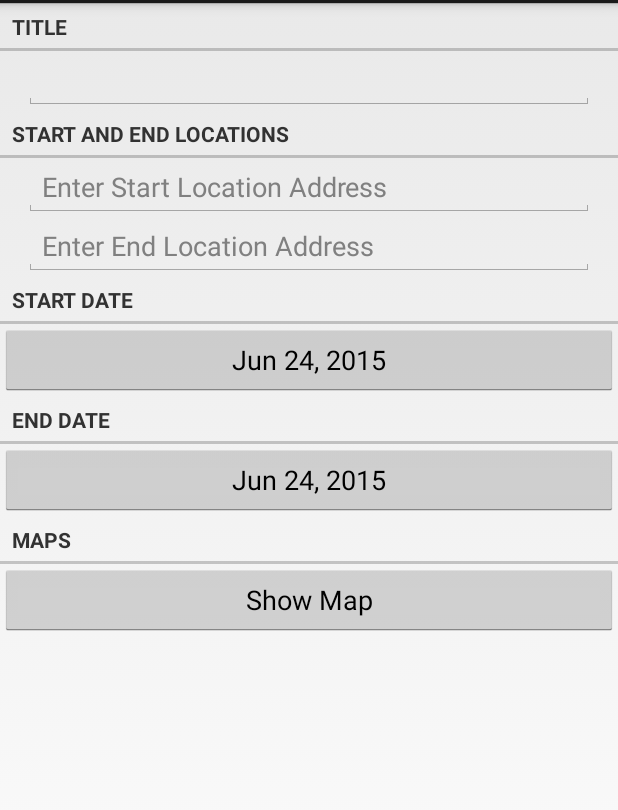
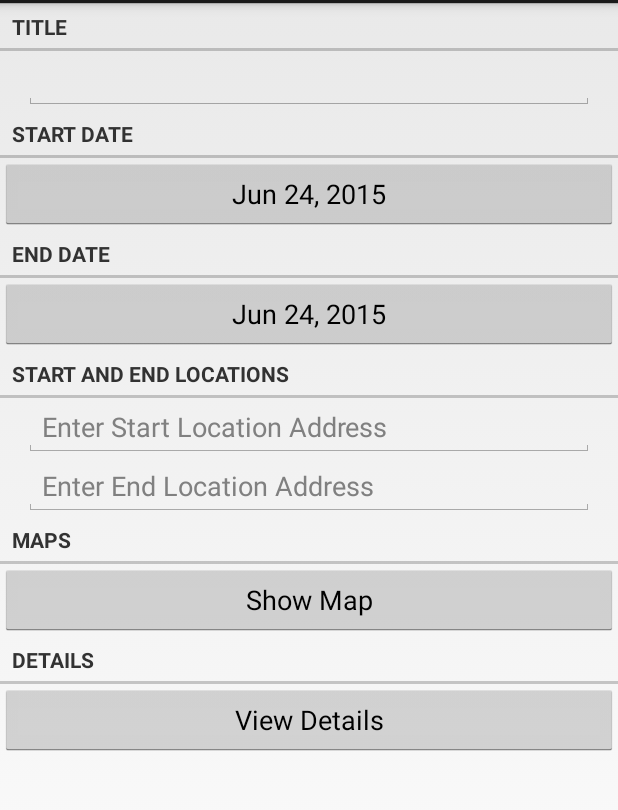
Before and after one commit to andrewszw/TravelLoger, an Android app: the screen it shows after launch (LogActivity), after a tap on "New Trip", on a phone screen of 412 x 824 dp, the part 69-879 px from its top. Run offline under Robolectric (Android 15) with nearby library versions, the phone set to English and light mode, and no system bars.

Commit message:
finished up to presentation status

```diff
--- a/app/src/main/AndroidManifest.xml
+++ b/app/src/main/AndroidManifest.xml
@@ -37,6 +37,7 @@
         <meta-data
             android:name="com.google.android.maps.v2.API_KEY"
             android:value="AIzaSyDINDWbwGaAS_CCAa4RfGb0HCxp10Oj4qo" />
+        <activity android:name=".TripDetailActivity" />
     </application>
 
 </manifest>
--- a/app/src/main/java/com/example/andrewszw/travellogger/LogFragment.java
+++ b/app/src/main/java/com/example/andrewszw/travellogger/LogFragment.java
@@ -22,11 +22,7 @@ import android.view.ViewGroup;
 import android.widget.Button;
 import android.widget.EditText;
 
-import java.io.IOException;
-import java.lang.reflect.Array;
 import java.util.Date;
-import java.util.List;
-import java.util.Locale;
 import java.util.UUID;
 
 /**
@@ -51,7 +47,7 @@ public class LogFragment extends Fragment {
     private EditText mStartLocationField;
     private EditText mEndLocationField;
     private EditText mTitleField;
-    private Button mStartDateButton, mEndDateButton, mMapButton;
+    private Button mStartDateButton, mEndDateButton, mMapButton, mDetailButton;
 
     public static LogFragment newInstance(UUID logId) {
         Bundle args = new Bundle();
@@ -180,6 +176,16 @@ public class LogFragment extends Fragment {
             }
         });
 
+        mDetailButton = (Button)v.findViewById(R.id.detail);
+        mDetailButton.setOnClickListener(new View.OnClickListener() {
+            @Override
+            public void onClick(View v) {
+                Intent i = new Intent(getActivity(), TripDetailActivity.class);
+                i.putExtra(TripDetailFragment.EXTRA_LOG_ID, mLogger.getUUID());
+                startActivity(i);
+            }
+        });
+
         return v;
     }
 
--- /dev/null
+++ b/app/src/main/res/layout-land/fragment_log.xml
@@ -0,0 +1,103 @@
+<?xml version="1.0" encoding="utf-8"?>
+<LinearLayout xmlns:android="http://schemas.android.com/apk/res/android"
+    android:layout_width="match_parent"
+    android:layout_height="wrap_content"
+    android:orientation="vertical" >
+
+    <TextView
+        android:layout_width="match_parent"
+        android:layout_height="wrap_content"
+        android:text="@string/title_label"
+        style="?android:listSeparatorTextViewStyle"/>
+
+    <EditText
+        android:id="@+id/title"
+        android:layout_width="match_parent"
+        android:layout_height="wrap_content"
+        android:layout_marginLeft="16dp"
+        android:layout_marginRight="16dp"
+        android:text="@string/title_hint"/>
+
+    <TextView
+        android:layout_width="match_parent"
+        android:layout_height="wrap_content"
+        android:text="@string/date_information"
+        style="?android:listSeparatorTextViewStyle" />
+
+    <LinearLayout
+        android:layout_width="match_parent"
+        android:layout_height="wrap_content"
+        android:layout_marginLeft="16dp"
+        android:layout_marginRight="16dp" >
+
+        <Button
+            android:id="@+id/date_startButton"
+            android:layout_width="wrap_content"
+            android:layout_height="wrap_content"
+            android:layout_weight="1" />
+
+        <Button
+            android:id="@+id/date_endButton"
+            android:layout_width="wrap_content"
+            android:layout_height="wrap_content"
+            android:layout_weight="1" />
+
+    </LinearLayout>
+
+    <TextView
+        android:layout_width="match_parent"
+        android:layout_height="wrap_content"
+        android:text="@string/locations"
+        style="?android:listSeparatorTextViewStyle" />
+
+    <LinearLayout
+        android:layout_width="match_parent"
+        android:layout_height="wrap_content"
+        android:layout_marginLeft="16dp"
+        android:layout_marginRight="16dp">
+
+        <EditText
+            android:id="@+id/start_location"
+            android:layout_width="match_parent"
+            android:layout_height="wrap_content"
+            android:layout_weight="1"
+            android:hint="@string/start_location_hint" />
+
+        <EditText
+            android:id="@+id/end_location"
+            android:layout_width="match_parent"
+            android:layout_height="wrap_content"
+            android:layout_weight="1"
+            android:hint="@string/end_location_hint" />
+
+    </LinearLayout>
+
+    <TextView
+        android:layout_width="match_parent"
+        android:layout_height="wrap_content"
+        android:text="@string/maps_details"
+        style="?android:listSeparatorTextViewStyle" />
+
+    <LinearLayout
+        android:layout_width="match_parent"
+        android:layout_height="wrap_content"
+        android:layout_marginLeft="16dp"
+        android:layout_marginRight="16dp" >
+
+        <Button
+            android:id="@+id/map"
+            android:layout_width="wrap_content"
+            android:layout_height="wrap_content"
+            android:layout_weight="1"
+            android:text="@string/create_map" />
+
+        <Button
+            android:id="@+id/detail"
+            android:layout_width="wrap_content"
+            android:layout_height="wrap_content"
+            android:layout_weight="1"
+            android:text="@string/view_details" />
+
+    </LinearLayout>
+
+</LinearLayout>
--- a/app/src/main/res/layout/fragment_log.xml
+++ b/app/src/main/res/layout/fragment_log.xml
@@ -17,28 +17,6 @@
         android:layout_marginLeft="16dp"
         android:layout_marginRight="16dp"
         android:text="@string/title_hint"/>
-
-    <TextView
-        android:layout_width="match_parent"
-        android:layout_height="wrap_content"
-        android:text="@string/locations"
-        style="?android:listSeparatorTextViewStyle" />
-
-    <EditText
-        android:id="@+id/start_location"
-        android:layout_width="match_parent"
-        android:layout_height="wrap_content"
-        android:layout_marginLeft="16dp"
-        android:layout_marginRight="16dp"
-        android:hint="@string/start_location_hint" />
-
-    <EditText
-        android:id="@+id/end_location"
-        android:layout_width="match_parent"
-        android:layout_height="wrap_content"
-        android:layout_marginLeft="16dp"
-        android:layout_marginRight="16dp"
-        android:hint="@string/end_location_hint" />
 
     <TextView
         android:layout_width="match_parent"
@@ -67,6 +45,28 @@
     <TextView
         android:layout_width="match_parent"
         android:layout_height="wrap_content"
+        android:text="@string/locations"
+        style="?android:listSeparatorTextViewStyle" />
+
+    <EditText
+        android:id="@+id/start_location"
+        android:layout_width="match_parent"
+        android:layout_height="wrap_content"
+        android:layout_marginLeft="16dp"
+        android:layout_marginRight="16dp"
+        android:hint="@string/start_location_hint" />
+
+    <EditText
+        android:id="@+id/end_location"
+        android:layout_width="match_parent"
+        android:layout_height="wrap_content"
+        android:layout_marginLeft="16dp"
+        android:layout_marginRight="16dp"
+        android:hint="@string/end_location_hint" />
+
+    <TextView
+        android:layout_width="match_parent"
+        android:layout_height="wrap_content"
         android:text="@string/maps"
         style="?android:listSeparatorTextViewStyle" />
 
@@ -77,4 +77,17 @@
         android:layout_weight="2"
         android:text="@string/create_map" />
 
+    <TextView
+        android:layout_width="match_parent"
+        android:layout_height="wrap_content"
+        android:text="@string/details"
+        style="?android:listSeparatorTextViewStyle" />
+
+    <Button
+        android:id="@+id/detail"
+        android:layout_width="match_parent"
+        android:layout_height="wrap_content"
+        android:layout_weight="2"
+        android:text="@string/view_details" />
+
 </LinearLayout>
--- a/app/src/main/res/values/strings.xml
+++ b/app/src/main/res/values/strings.xml
@@ -17,4 +17,13 @@
     <string name="end_date_picker_title">End Date:</string>
     <string name="new_trip">New Trip</string>
     <string name="delete_trip">Delete Trip</string>
+    <string name="start_date_detail">Date Started:</string>
+    <string name="end_date_detail">Date Ended:</string>
+    <string name="total_days_detail">Total Days:</string>
+    <string name="total_distance_detail">Total Distance:</string>
+    <string name="details">Details</string>
+    <string name="view_details">View Details</string>
+
+    <string name="date_information">Date Information</string>
+    <string name="maps_details">Map/Details</string>
 </resources>
```
Also changed, not shown: app/src/main/java/com/example/andrewszw/travellogger/LogMapFragment.java (+7 -3 lines), app/src/main/java/com/example/andrewszw/travellogger/Logger.java (+7 -0 lines), app/src/main/java/com/example/andrewszw/travellogger/TripDetailActivity.java (added, +19 -0 lines), app/src/main/java/com/example/andrewszw/travellogger/TripDetailFragment.java (added, +108 -0 lines), app/src/main/res/layout/trip_detail_fragment.xml (added, +86 -0 lines).
